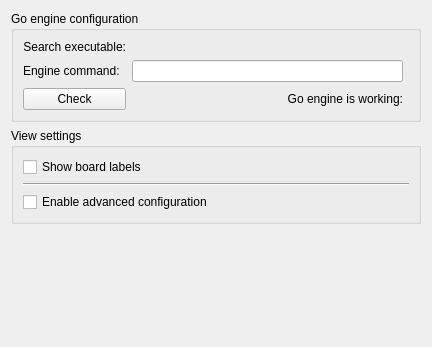
Old version of the form src/gui/config.ui in the repository KDE/kigo.
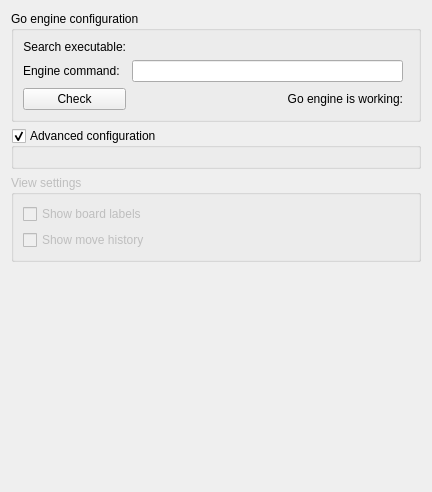
New version of the form. Custom widgets are drawn as their Qt base class.

Commit message: Added hint and move_history to MainScreen and started implementation in GameScene.

```diff
--- a/src/gui/config.ui
+++ b/src/gui/config.ui
@@ -6,13 +6,13 @@
     <x>0</x>
     <y>0</y>
     <width>432</width>
-    <height>347</height>
+    <height>492</height>
    </rect>
   </property>
   <property name="windowTitle" >
    <string>Form</string>
   </property>
-  <layout class="QVBoxLayout" name="verticalLayout_2" >
+  <layout class="QVBoxLayout" name="verticalLayout_3" >
    <item>
     <widget class="QGroupBox" name="groupBox_2" >
      <property name="sizePolicy" >
@@ -77,8 +77,22 @@
      </layout>
     </widget>
    </item>
+   <item>
+    <widget class="QGroupBox" name="kcfg_AdvancedConfiguration" >
+     <property name="title" >
+      <string>Advanced configuration</string>
+     </property>
+     <property name="checkable" >
+      <bool>true</bool>
+     </property>
+     <layout class="QVBoxLayout" name="verticalLayout_2" />
+    </widget>
+   </item>
    <item>
     <widget class="QGroupBox" name="groupBox" >
+     <property name="enabled" >
+      <bool>false</bool>
+     </property>
      <property name="title" >
       <string>View settings</string>
      </property>
@@ -94,16 +108,9 @@
        </widget>
       </item>
       <item>
-       <widget class="Line" name="line" >
-        <property name="orientation" >
-         <enum>Qt::Horizontal</enum>
-        </property>
-       </widget>
-      </item>
-      <item>
-       <widget class="QCheckBox" name="kcfg_AdvancedConfiguration" >
+       <widget class="QCheckBox" name="kcfg_ShowMoveHistory" >
         <property name="text" >
-         <string>Enable advanced configuration</string>
+         <string>Show move history</string>
         </property>
        </widget>
       </item>
```
Left out of the diff: 1 changed line with no effect on the pictures. The commit also changes 6 other files.
